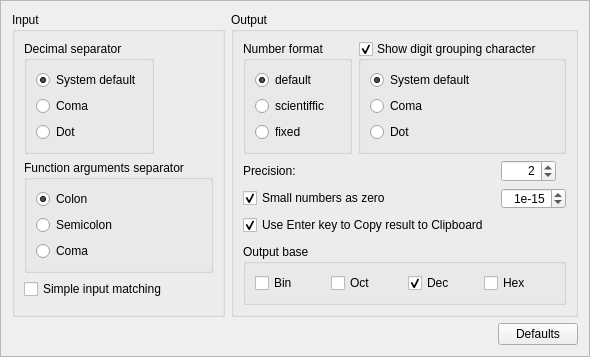
The window that ui/OptionsWidget.ui (jgeudens/MathyResurrected) describes before a commit, drawn with Qt 5.
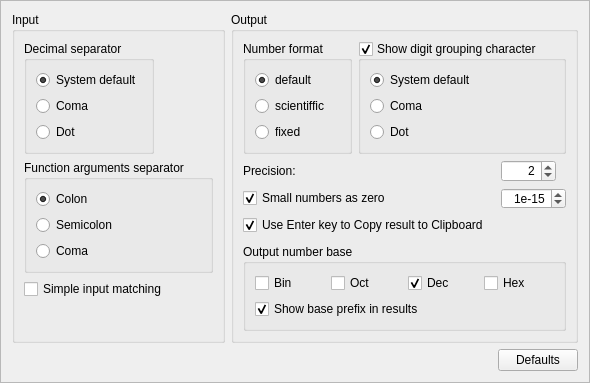
The same window after the commit.

Commit message: Added option to show or hide base prefixes in input.

Patch:
```diff
--- a/ui/OptionsWidget.ui
+++ b/ui/OptionsWidget.ui
@@ -8,7 +8,7 @@
     <x>0</x>
     <y>0</y>
     <width>516</width>
-    <height>313</height>
+    <height>338</height>
    </rect>
   </property>
   <property name="windowTitle">
@@ -405,8 +405,10 @@
         <item row="2" column="0" colspan="2">
          <widget class="QGroupBox" name="groupBox_3">
           <property name="title">
-           <string>Output base</string>
+           <string>Output number base</string>
           </property>
+          <layout class="QVBoxLayout" name="verticalLayout_3">
+           <item>
           <layout class="QHBoxLayout" name="horizontalLayout">
            <item>
             <widget class="QCheckBox" name="checkBox_BinOut">
@@ -436,6 +438,21 @@
             <widget class="QCheckBox" name="checkBox_HexOut">
              <property name="text">
               <string>Hex</string>
+               </property>
+              </widget>
+             </item>
+            </layout>
+           </item>
+           <item>
+            <widget class="QCheckBox" name="checkBox_ShowBasePrefix">
+             <property name="toolTip">
+              <string>Show prefix for given number base in results (i.e. &quot;0x&quot; for hexadecimal numbers)</string>
+             </property>
+             <property name="text">
+              <string>Show base prefix in results</string>
+             </property>
+             <property name="checked">
+              <bool>true</bool>
              </property>
             </widget>
            </item>
```
Lines whose indentation alone changed are shown as unchanged. The commit also changes 4 other files.
